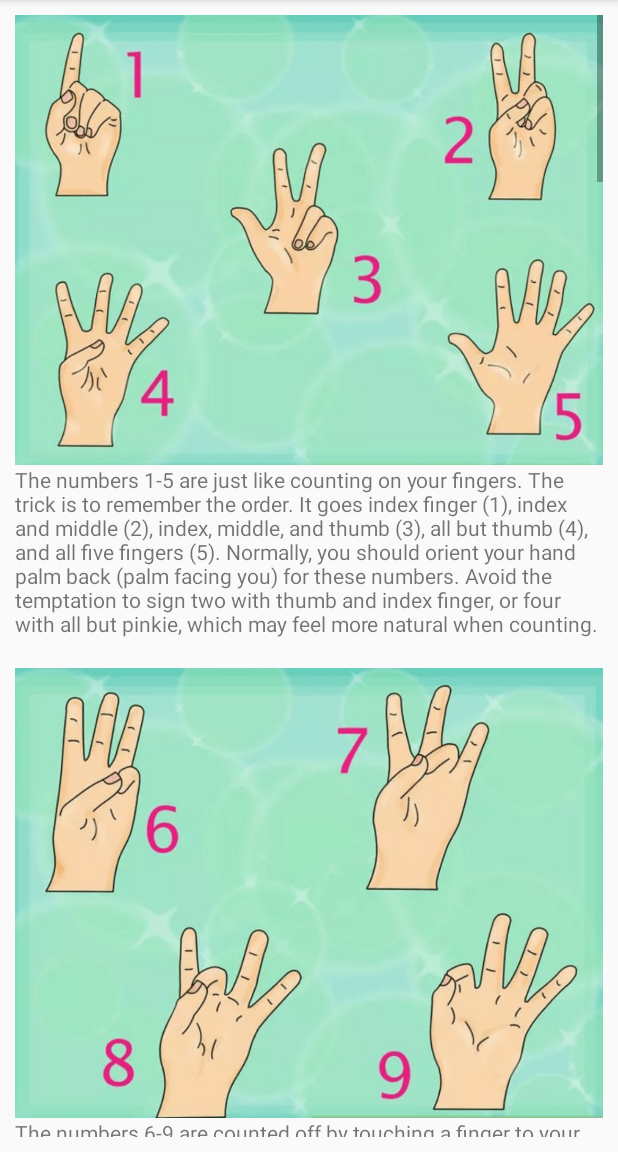
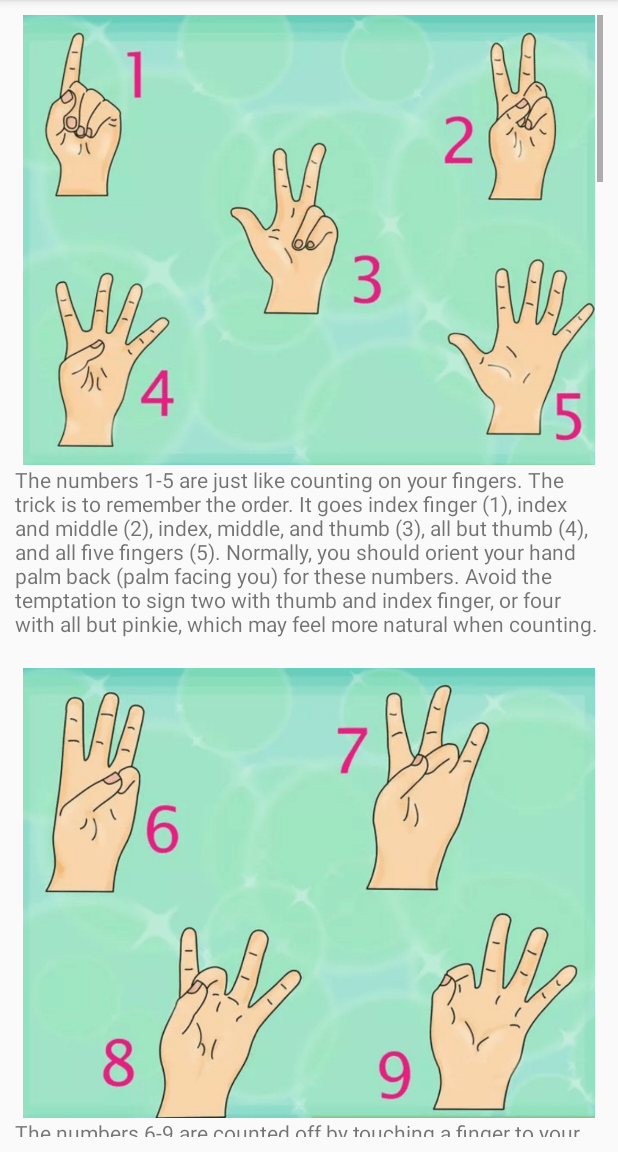
Before and after one commit to dafr9205/CSCI4830GroupProject, an Android app: the numActivity screen opened directly, with no data from a screen before it, on a phone screen of 412 x 824 dp, the part 84-1236 px from its top. Run offline under Robolectric (Android 15) with nearby library versions, the phone set to English and light mode, and no system bars.

Commit message:
added padding to numbers images, divided alphabet images up into /mipmap and /drawable (speed experiment)

```diff
--- a/app/src/main/res/layout/activity_num.xml
+++ b/app/src/main/res/layout/activity_num.xml
@@ -20,8 +20,10 @@
                 android:id="@+id/imageView"
                 android:layout_width="match_parent"
                 android:layout_height="300dp"
+                android:layout_marginLeft="5dp"
+                android:layout_marginRight="5dp"
                 android:scaleType="centerCrop"
-                android:src="@drawable/onetofive" />
+                android:src="@mipmap/onetofive" />
 
             <TextView
                 android:id="@+id/textView"
@@ -33,9 +35,11 @@
                 android:id="@+id/imageView"
                 android:layout_width="match_parent"
                 android:layout_marginTop="20dp"
+                android:layout_marginLeft="5dp"
+                android:layout_marginRight="5dp"
                 android:layout_height="300dp"
                 android:scaleType="centerCrop"
-                android:src="@drawable/sixtonine" />
+                android:src="@mipmap/sixtonine" />
 
             <TextView
                 android:id="@+id/textView2"
@@ -47,9 +51,11 @@
                 android:id="@+id/imageView"
                 android:layout_width="match_parent"
                 android:layout_marginTop="20dp"
+                android:layout_marginLeft="5dp"
+                android:layout_marginRight="5dp"
                 android:layout_height="300dp"
                 android:scaleType="centerCrop"
-                android:src="@drawable/ten" />
+                android:src="@mipmap/ten" />
 
             <TextView
                 android:id="@+id/textView3"
@@ -61,9 +67,11 @@
                 android:id="@+id/imageView"
                 android:layout_width="match_parent"
                 android:layout_marginTop="20dp"
+                android:layout_marginLeft="5dp"
+                android:layout_marginRight="5dp"
                 android:layout_height="300dp"
                 android:scaleType="centerCrop"
-                android:src="@drawable/eleventofifteen" />
+                android:src="@mipmap/eleventofifteen" />
 
             <TextView
                 android:id="@+id/textView4"
@@ -75,9 +83,11 @@
                 android:id="@+id/imageView"
                 android:layout_width="match_parent"
                 android:layout_marginTop="20dp"
+                android:layout_marginLeft="5dp"
+                android:layout_marginRight="5dp"
                 android:layout_height="300dp"
                 android:scaleType="centerCrop"
-                android:src="@drawable/sixteentonineteen" />
+                android:src="@mipmap/sixteentonineteen" />
 
             <TextView
                 android:id="@+id/textView5"
@@ -89,9 +99,11 @@
                 android:id="@+id/imageView"
                 android:layout_width="match_parent"
                 android:layout_marginTop="20dp"
+                android:layout_marginLeft="5dp"
+                android:layout_marginRight="5dp"
                 android:layout_height="300dp"
                 android:scaleType="centerCrop"
-                android:src="@drawable/twenty" />
+                android:src="@mipmap/twenty" />
 
             <TextView
                 android:id="@+id/textView7"
@@ -103,9 +115,11 @@
                 android:id="@+id/imageView"
                 android:layout_width="match_parent"
                 android:layout_marginTop="20dp"
+                android:layout_marginLeft="5dp"
+                android:layout_marginRight="5dp"
                 android:layout_height="300dp"
                 android:scaleType="centerCrop"
-                android:src="@drawable/twentyone" />
+                android:src="@mipmap/twentyone" />
 
             <TextView
                 android:id="@+id/textView8"
@@ -117,9 +131,11 @@
                 android:id="@+id/imageView"
                 android:layout_width="match_parent"
                 android:layout_marginTop="20dp"
+                android:layout_marginLeft="5dp"
+                android:layout_marginRight="5dp"
                 android:layout_height="300dp"
                 android:scaleType="centerCrop"
-                android:src="@drawable/twentytwo" />
+                android:src="@mipmap/twentytwo" />
 
             <TextView
                 android:id="@+id/textView9"
@@ -131,6 +147,8 @@
                 android:id="@+id/imageView"
                 android:layout_width="match_parent"
                 android:layout_marginTop="20dp"
+                android:layout_marginLeft="5dp"
+                android:layout_marginRight="5dp"
                 android:layout_height="300dp"
                 android:scaleType="centerCrop"
                 android:src="@drawable/twentythreetotwentyfive" />
@@ -145,6 +163,8 @@
                 android:id="@+id/imageView"
                 android:layout_width="match_parent"
                 android:layout_marginTop="20dp"
+                android:layout_marginLeft="5dp"
+                android:layout_marginRight="5dp"
                 android:layout_height="300dp"
                 android:scaleType="centerCrop"
                 android:src="@drawable/twentyfournine" />
@@ -159,6 +179,8 @@
                 android:id="@+id/imageView"
                 android:layout_width="match_parent"
                 android:layout_marginTop="20dp"
+                android:layout_marginLeft="5dp"
+                android:layout_marginRight="5dp"
                 android:layout_height="300dp"
                 android:scaleType="centerCrop"
                 android:src="@drawable/thirtyfourtyfifty" />
@@ -173,6 +195,8 @@
                 android:id="@+id/imageView"
                 android:layout_width="match_parent"
                 android:layout_marginTop="20dp"
+                android:layout_marginLeft="5dp"
+                android:layout_marginRight="5dp"
                 android:layout_height="300dp"
                 android:scaleType="centerCrop"
                 android:src="@drawable/thirtyfive" />
@@ -181,6 +205,7 @@
                 android:id="@+id/textView13"
                 android:layout_width="match_parent"
                 android:layout_height="wrap_content"
+                android:layout_marginBottom="10dp"
                 android:text="There is one other exception--35 can be signed like 25 except you flick your ring finger down instead of the middle. This is optional, though. 3-5 is also perfectly acceptable." />
 
             <TextView
@@ -193,6 +218,8 @@
                 android:id="@+id/imageView"
                 android:layout_width="match_parent"
                 android:layout_marginTop="20dp"
+                android:layout_marginLeft="5dp"
+                android:layout_marginRight="5dp"
                 android:layout_height="300dp"
                 android:scaleType="centerCrop"
                 android:src="@drawable/onehundred" />
```
Also changed, not shown: app/src/main/res/mipmap-mdpi/eleventofifteen.png (renamed from app/src/main/res/drawable/eleventofifteen.png), app/src/main/res/mipmap-mdpi/onetofive.png (renamed from app/src/main/res/drawable/onetofive.png), app/src/main/res/mipmap-mdpi/sixteentonineteen.png (renamed from app/src/main/res/drawable/sixteentonineteen.png), app/src/main/res/mipmap-mdpi/sixtonine.png (renamed from app/src/main/res/drawable/sixtonine.png), app/src/main/res/mipmap-mdpi/ten.png (renamed from app/src/main/res/drawable/ten.png), app/src/main/res/mipmap-mdpi/twenty.png (renamed from app/src/main/res/drawable/twenty.png), app/src/main/res/mipmap-mdpi/twentyone.png (renamed from app/src/main/res/drawable/twentyone.png), app/src/main/res/mipmap-mdpi/twentytwo.png (renamed from app/src/main/res/drawable/twentytwo.png).
